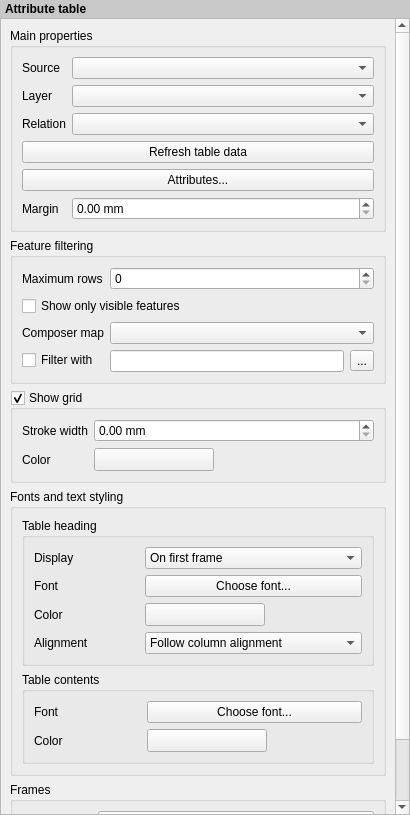
Old version of the form src/ui/qgscomposerattributetablewidgetbase.ui in the repository qgis/QGIS.
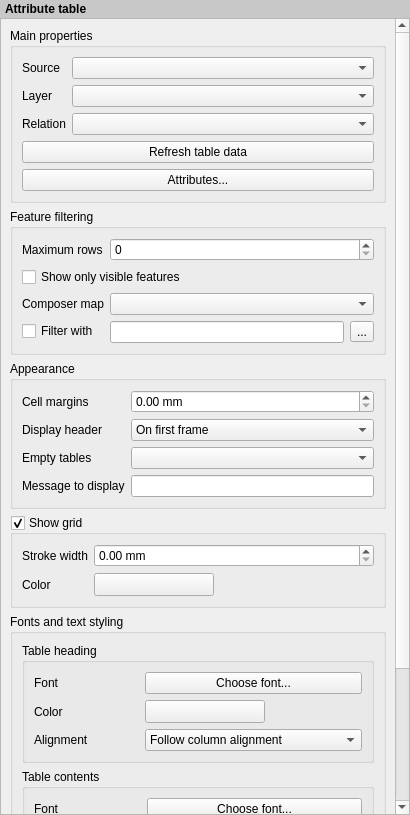
New version of the form. Icons and pictures are not drawn. Custom widgets are drawn as their Qt base class.

Commit message: [FEATURE][composer] Add choice of display style for empty tables. Options include hiding the entire table, showing empty cells, or displaying a set message in the table body. Sponsored by City of Uster, Switzerland.

```diff
--- a/src/ui/qgscomposerattributetablewidgetbase.ui
+++ b/src/ui/qgscomposerattributetablewidgetbase.ui
@@ -45,9 +45,9 @@
       <property name="geometry">
        <rect>
         <x>0</x>
-        <y>0</y>
+        <y>-195</y>
         <width>392</width>
-        <height>918</height>
+        <height>1020</height>
        </rect>
       </property>
       <layout class="QVBoxLayout" name="mainLayout">
@@ -99,6 +99,16 @@
             </property>
            </widget>
           </item>
+          <item row="2" column="0">
+           <widget class="QLabel" name="mRelationLabel">
+            <property name="text">
+             <string>Relation</string>
+            </property>
+           </widget>
+          </item>
+          <item row="2" column="1">
+           <widget class="QComboBox" name="mRelationsComboBox"/>
+          </item>
           <item row="4" column="0" colspan="2">
            <widget class="QPushButton" name="mRefreshPushButton">
             <property name="text">
@@ -113,36 +123,6 @@
             </property>
            </widget>
           </item>
-          <item row="6" column="0">
-           <widget class="QLabel" name="mMarginLabel">
-            <property name="text">
-             <string>Margin</string>
-            </property>
-            <property name="wordWrap">
-             <bool>true</bool>
-            </property>
-            <property name="buddy">
-             <cstring>mMarginSpinBox</cstring>
-            </property>
-           </widget>
-          </item>
-          <item row="6" column="1">
-           <widget class="QDoubleSpinBox" name="mMarginSpinBox">
-            <property name="suffix">
-             <string> mm</string>
-            </property>
-           </widget>
-          </item>
-          <item row="2" column="1">
-           <widget class="QComboBox" name="mRelationsComboBox"/>
-          </item>
-          <item row="2" column="0">
-           <widget class="QLabel" name="mRelationLabel">
-            <property name="text">
-             <string>Relation</string>
-            </property>
-           </widget>
-          </item>
          </layout>
         </widget>
        </item>
@@ -235,6 +215,87 @@
          <zorder>mMaxNumFeaturesLabel</zorder>
         </widget>
        </item>
+       <item>
+        <widget class="QgsCollapsibleGroupBoxBasic" name="groupBox_6">
+         <property name="title">
+          <string>Appearance</string>
+         </property>
+         <property name="syncGroup" stdset="0">
+          <string notr="true">composeritem</string>
+         </property>
+         <property name="collapsed" stdset="0">
+          <bool>false</bool>
+         </property>
+         <layout class="QFormLayout" name="formLayout_4">
+          <item row="0" column="0">
+           <widget class="QLabel" name="mMarginLabel">
+            <property name="text">
+             <string>Cell margins</string>
+            </property>
+            <property name="wordWrap">
+             <bool>true</bool>
+            </property>
+            <property name="buddy">
+             <cstring>mMarginSpinBox</cstring>
+            </property>
+           </widget>
+          </item>
+          <item row="0" column="1">
+           <widget class="QDoubleSpinBox" name="mMarginSpinBox">
+            <property name="suffix">
+             <string> mm</string>
+            </property>
+           </widget>
+          </item>
+          <item row="1" column="0">
+           <widget class="QLabel" name="label_7">
+            <property name="text">
+             <string>Display header</string>
+            </property>
+           </widget>
+          </item>
+          <item row="1" column="1">
+           <widget class="QComboBox" name="mHeaderModeComboBox">
+            <item>
+             <property name="text">
+              <string>On first frame</string>
+             </property>
+            </item>
+            <item>
+             <property name="text">
+              <string>On all frames</string>
+             </property>
+            </item>
+            <item>
+             <property name="text">
+              <string>No header</string>
+             </property>
+            </item>
+           </widget>
+          </item>
+          <item row="2" column="0">
+           <widget class="QLabel" name="label_9">
+            <property name="text">
+             <string>Empty tables</string>
+            </property>
+           </widget>
+          </item>
+          <item row="2" column="1">
+           <widget class="QComboBox" name="mEmptyModeComboBox"/>
+          </item>
+          <item row="3" column="0">
+           <widget class="QLabel" name="mEmptyMessageLabel">
+            <property name="text">
+             <string>Message to display</string>
+            </property>
+           </widget>
+          </item>
+          <item row="3" column="1">
+           <widget class="QLineEdit" name="mEmptyMessageLineEdit"/>
+          </item>
+         </layout>
+        </widget>
+       </item>
        <item>
         <widget class="QgsCollapsibleGroupBoxBasic" name="mShowGridGroupCheckBox">
          <property name="title">
@@ -317,13 +378,6 @@
              <string>Table heading</string>
             </property>
             <layout class="QGridLayout" name="gridLayout">
-             <item row="1" column="0">
-              <widget class="QLabel" name="label_7">
-               <property name="text">
-                <string>Display</string>
-               </property>
-              </widget>
-             </item>
              <item row="5" column="1" colspan="2">
               <widget class="QComboBox" name="mHeaderHAlignmentComboBox">
                <property name="sizePolicy">
@@ -401,25 +455,6 @@
                </property>
               </widget>
              </item>
-             <item row="1" column="1" colspan="2">
-              <widget class="QComboBox" name="mHeaderModeComboBox">
-               <item>
-                <property name="text">
-                 <string>On first frame</string>
-                </property>
-               </item>
-               <item>
-                <property name="text">
-                 <string>On all frames</string>
-                </property>
-               </item>
-               <item>
-                <property name="text">
-                 <string>No header</string>
-                </property>
-               </item>
-              </widget>
-             </item>
             </layout>
            </widget>
           </item>
```
The commit also changes 11 other files.
